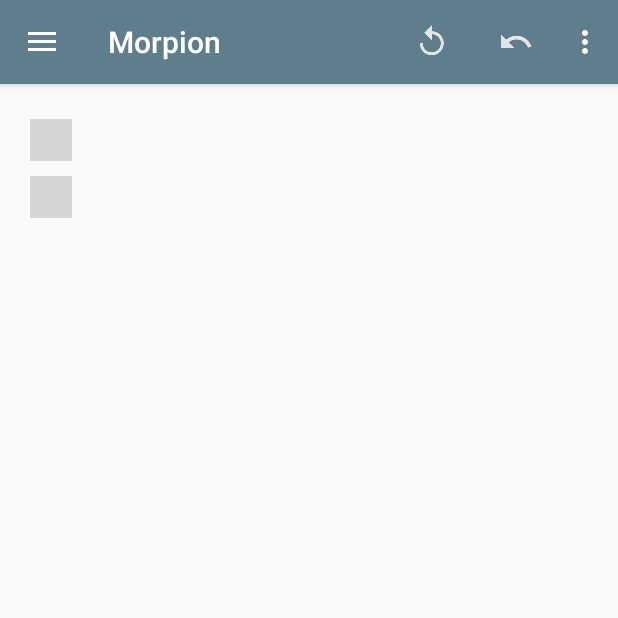
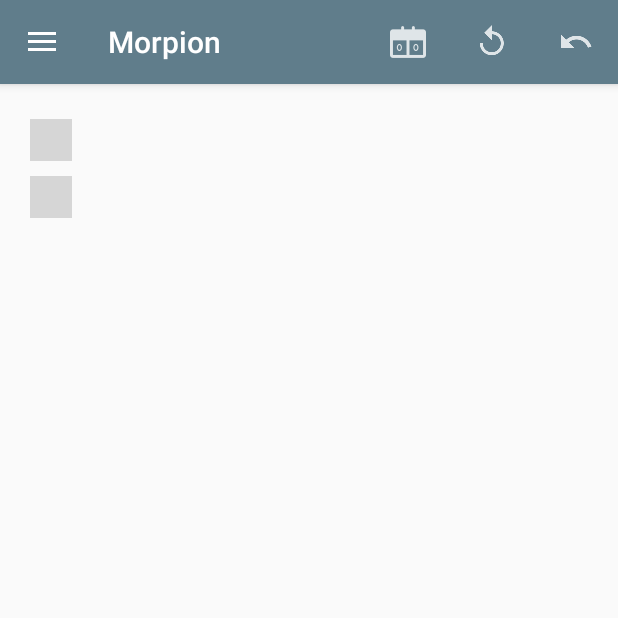
Before and after one commit to Jabdon/Morpion, an Android app: the Game_Fragment screen opened directly, with no data from a screen before it, on a phone screen of 412 x 824 dp, the top half of it. Run offline under Robolectric (Android 15) with nearby library versions, the phone set to English and light mode, and no system bars; 5 statements that could not run were skipped; grey boxes are pictures that could not be loaded.

Commit message:
- Added score icon on top - Enter name text view caps first letter

```diff
--- a/app/src/main/java/com/example/jonathan/morpion/Game_Fragment.java
+++ b/app/src/main/java/com/example/jonathan/morpion/Game_Fragment.java
@@ -51,6 +51,8 @@ public class Game_Fragment extends Fragment {
     public static FragmentActivity activity ;
     public static final  ArrayList<Square> winning_square = new ArrayList<Square>() ;
     public static int square_remainder = 100 ; // the amount of square created
+    public static int Player_score_1 = 0;
+    public static int Player_score_2 = 0 ;
 
 
     public Game_Fragment() {
@@ -585,9 +587,13 @@ ONLY for USER vs USER
         CharSequence name = "" ;
         if(player == 1){
             name = Enter_Name_Activity.name1 ;
+            // increment count for player 1
+            Player_score_1 ++ ;
         }
         else if(player == 2) {
             name = Enter_Name_Activity.name2 ;
+            // increment count for player 2
+            Player_score_2 ++ ;
         }
         //
 
@@ -651,5 +657,12 @@ ONLY for USER vs USER
         }
 
     }
+    /*
+        This method will show user the current stat of the 2 players
+     */
+
+    public static void showStat(){
+
+    }
 
 }
--- a/app/src/main/java/com/example/jonathan/morpion/Options_Activity.java
+++ b/app/src/main/java/com/example/jonathan/morpion/Options_Activity.java
@@ -34,7 +34,7 @@ public class Options_Activity extends AppCompatActivity {
         int id = item.getItemId();
 
         //noinspection SimplifiableIfStatement
-        if (id == R.id.action_settings) {
+        if (id == R.id.scores) {
             return true;
         }
 
--- a/app/src/main/res/layout/content_enter_name_screen.xml
+++ b/app/src/main/res/layout/content_enter_name_screen.xml
@@ -75,7 +75,7 @@
                     android:background="@android:color/transparent"
                     android:id="@+id/editText1"
                     android:maxLines="1"
-                    android:inputType="text"
+                    android:inputType="textCapSentences"
                     android:hint="Enter player name"
                     android:text="@string/player_1" />
             </LinearLayout>
@@ -109,7 +109,7 @@
                     android:background="@android:color/transparent"
                     android:id="@+id/editText2"
                     android:maxLines="1"
-                    android:inputType="text"
+                    android:inputType="textCapSentences"
                     android:hint="Enter player name"
                     android:text="@string/player_2" />
             </LinearLayout>
--- a/app/src/main/res/menu/game_screen_with_nav.xml
+++ b/app/src/main/res/menu/game_screen_with_nav.xml
@@ -2,10 +2,11 @@
 <menu xmlns:android="http://schemas.android.com/apk/res/android"
     xmlns:app="http://schemas.android.com/apk/res-auto">
     <item
-        android:id="@+id/action_settings"
-        android:orderInCategory="100"
-        android:title="@string/action_settings"
-        app:showAsAction="never" />
+        android:id="@+id/scores"
+        android:orderInCategory="0"
+        android:title="Score Stats"
+        app:showAsAction="always"
+        android:icon="@drawable/scoreboard1"/>
     <item
         android:id="@+id/restart"
         android:orderInCategory="0"
```
Also changed, not shown: app/src/main/res/drawable-hdpi/scoreboard.png (added), app/src/main/res/drawable-hdpi/scoreboard1.png (added), app/src/main/res/drawable-mdpi/scoreboard.png (added), app/src/main/res/drawable-mdpi/scoreboard1.png (added), app/src/main/res/drawable-xhdpi/scoreboard.png (added), app/src/main/res/drawable-xhdpi/scoreboard1.png (added), app/src/main/res/drawable-xxhdpi/scoreboard.png (added), app/src/main/res/drawable-xxhdpi/scoreboard1.png (added).
